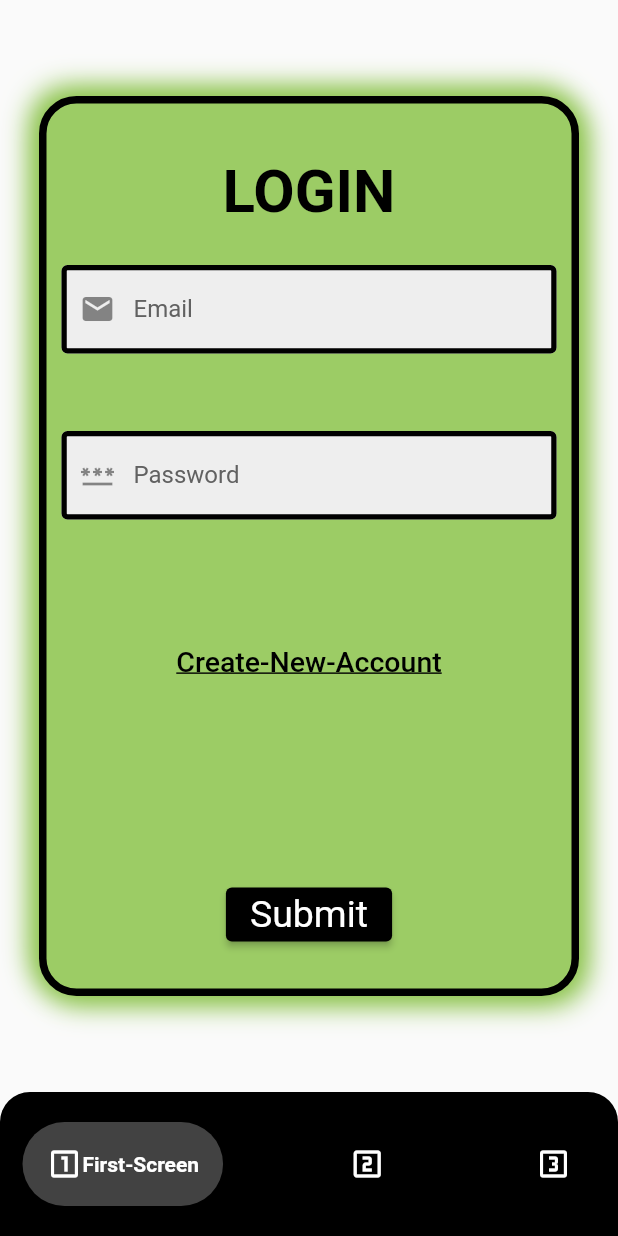
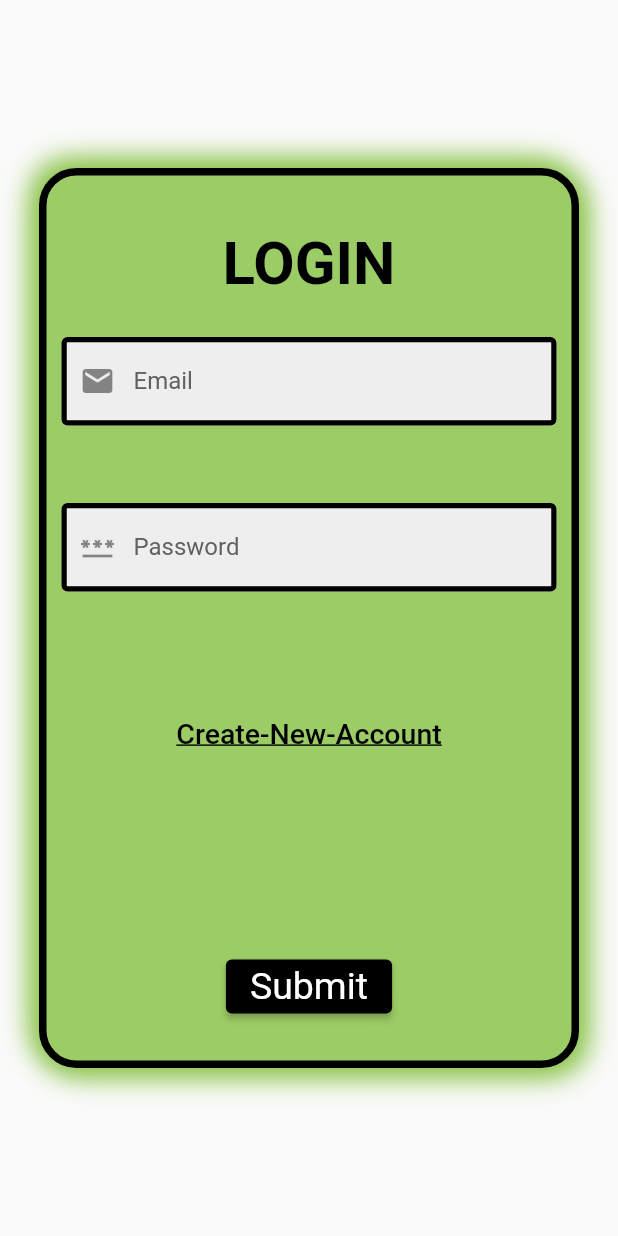
Before and after one commit to ApurvMalani/SQLite-Register-DB, a Flutter app: the screen it shows after launch, on a phone screen of 412 x 824 dp. Run offline on Flutter 3.47's test engine with Material 2 defaults, Android fonts, the phone set to English and light mode, and no system bars; drawn by our look-alikes of google_nav_bar; our stand-ins replace sqflite; accounts and stored records are empty.

Commit message:
main.dart

```diff
--- a/lib/main.dart
+++ b/lib/main.dart
@@ -1,6 +1,5 @@
 import 'package:basic/second_page.dart';
 import 'package:flutter/material.dart';
-import 'package:google_nav_bar/google_nav_bar.dart';
 import 'errorpage.dart';
 import 'third_page.dart';
 
@@ -160,54 +159,6 @@ class _MyAppState extends State<MyApp> {
           ),
         ),
       ),
-
-      //   BOTTOM -  NAVIGATION-BAR...... (3)
-
-      bottomNavigationBar: Container(
-        decoration: const BoxDecoration(
-          color: Colors.black,
-          borderRadius: BorderRadius.only(
-            topLeft: Radius.circular(20),
-            topRight: Radius.circular(20),
-          ),
-        ),
-        child: ClipRRect(
-          borderRadius: const BorderRadius.only(
-            topLeft: Radius.circular(20),
-            topRight: Radius.circular(20),
-          ),
-          child: Padding(
-            padding: const EdgeInsets.symmetric(horizontal: 15.0, vertical: 20),
-            child: GNav(
-              backgroundColor: Colors.black,
-              color: Colors.white,
-              activeColor: Colors.white,
-              tabBackgroundColor: Colors.grey.shade800,
-              onTabChange: (index) {},
-              padding: const EdgeInsets.all(16),
-              tabs: [
-                GButton(
-                  icon: Icons.looks_one_outlined,
-                  text: 'First-Screen',
-                  onPressed: () {
-                    Navigator.pushNamed(context, '/');
-                  },
-                ),
-                GButton(
-                  icon: Icons.looks_two_outlined,
-                  text: 'Second-Screen',
-                  onPressed: () {},
-                ),
-                GButton(
-                  icon: Icons.looks_3_outlined,
-                  text: 'Third-Screen',
-                  onPressed: () {},
-                ),
-              ],
-            ),
-          ),
-        ),
-      ),
     );
   }
 }
```
